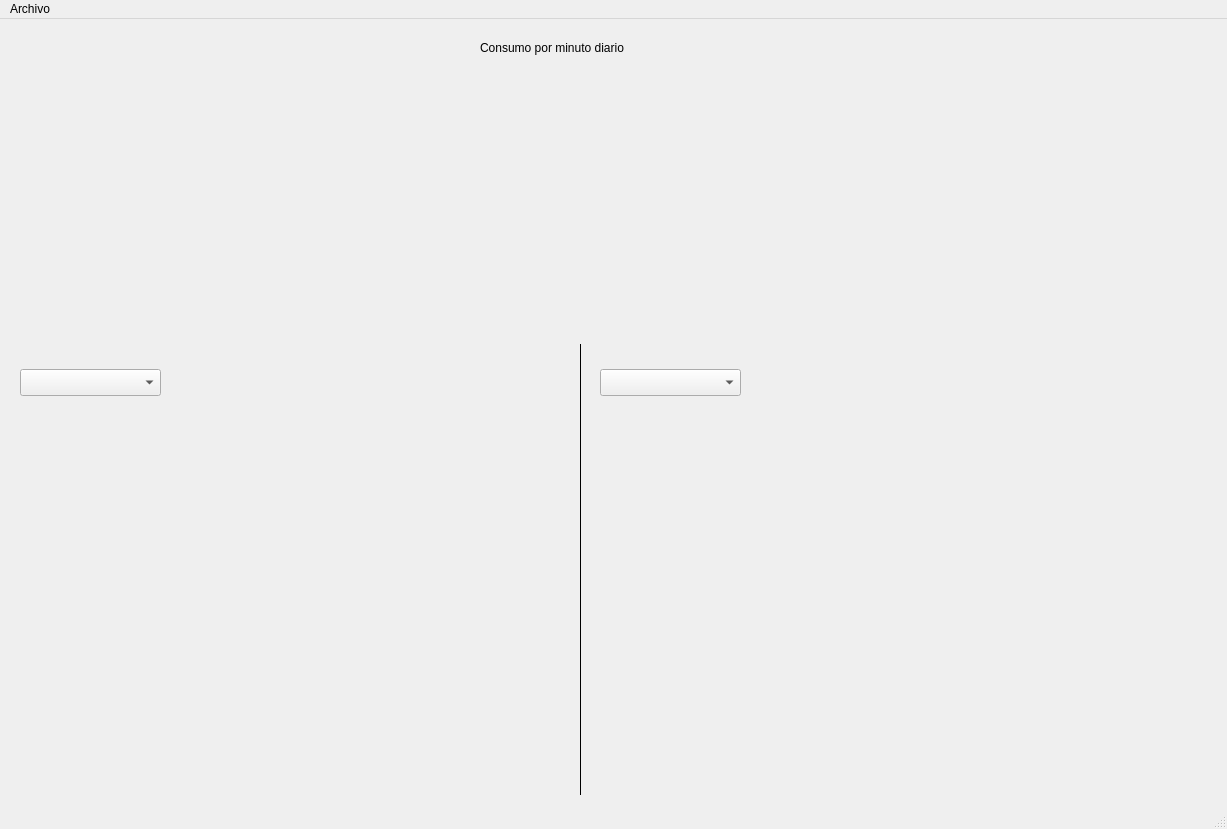
acrsilva/Seguimiento-automatizado-de-variables-de-control, file estudio_consumo_app/int_consumos.ui: the form before one commit.
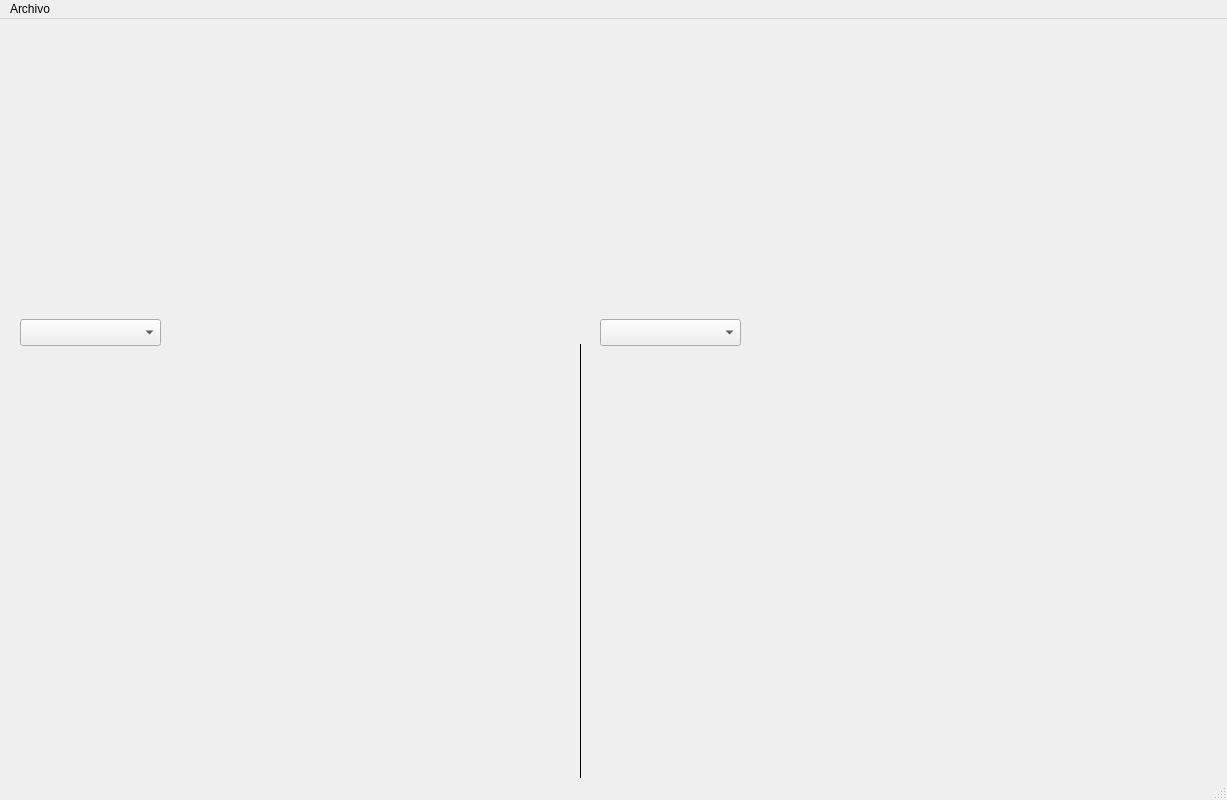
The form after the commit. Custom widgets are drawn as their Qt base class.

The edit to the form file:
```diff
--- a/estudio_consumo_app/int_consumos.ui
+++ b/estudio_consumo_app/int_consumos.ui
@@ -7,31 +7,18 @@
     <x>0</x>
     <y>0</y>
     <width>1227</width>
-    <height>829</height>
+    <height>800</height>
    </rect>
   </property>
   <property name="windowTitle">
    <string>Estudio de calorías y actividades</string>
   </property>
   <widget class="QWidget" name="centralwidget">
-   <widget class="QLabel" name="label">
-    <property name="geometry">
-     <rect>
-      <x>480</x>
-      <y>20</y>
-      <width>191</width>
-      <height>17</height>
-     </rect>
-    </property>
-    <property name="text">
-     <string>Consumo por minuto diario</string>
-    </property>
-   </widget>
    <widget class="QWidget" name="widget" native="true">
     <property name="geometry">
      <rect>
-      <x>19</x>
-      <y>49</y>
+      <x>20</x>
+      <y>10</y>
       <width>1161</width>
       <height>241</height>
      </rect>
@@ -41,8 +28,8 @@
    <widget class="KSeparator" name="kseparator">
     <property name="geometry">
      <rect>
-      <x>-5</x>
-      <y>310</y>
+      <x>0</x>
+      <y>270</y>
       <width>1181</width>
       <height>20</height>
      </rect>
@@ -52,9 +39,9 @@
     <property name="geometry">
      <rect>
       <x>20</x>
-      <y>400</y>
+      <y>350</y>
       <width>541</width>
-      <height>321</height>
+      <height>381</height>
      </rect>
     </property>
     <layout class="QVBoxLayout" name="layout_dia_izq"/>
@@ -63,9 +50,9 @@
     <property name="geometry">
      <rect>
       <x>600</x>
-      <y>400</y>
+      <y>350</y>
       <width>571</width>
-      <height>321</height>
+      <height>381</height>
      </rect>
     </property>
     <layout class="QVBoxLayout" name="layout_dia_der"/>
@@ -87,7 +74,7 @@
     <property name="geometry">
      <rect>
       <x>20</x>
-      <y>350</y>
+      <y>300</y>
       <width>141</width>
       <height>27</height>
      </rect>
@@ -97,7 +84,7 @@
     <property name="geometry">
      <rect>
       <x>600</x>
-      <y>350</y>
+      <y>300</y>
       <width>141</width>
       <height>27</height>
      </rect>
```
